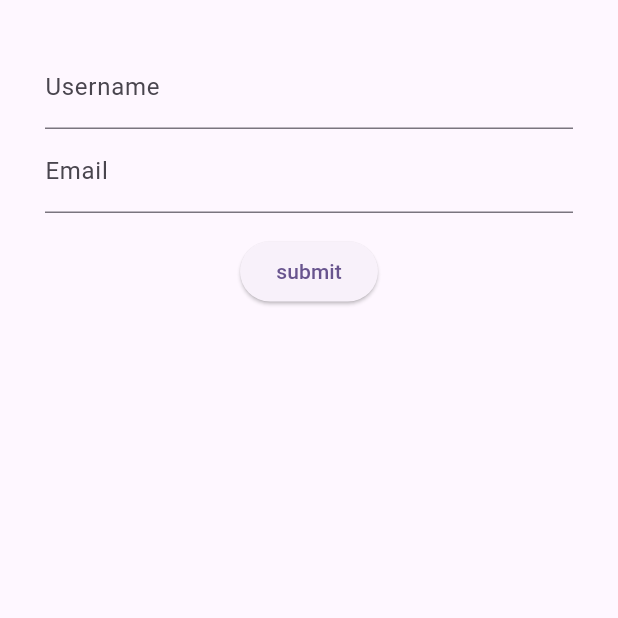
After one commit to Nandan1807/Flutter_screen, a Flutter app: the CrudForm screen opened directly, after a tap on "submit", after a tap on the "add" icon, on a phone screen of 412 x 824 dp, the top half of it. The commit adds this screen. Run offline on Flutter 3.47's test engine with Material 3 defaults, Android fonts, the phone set to English and light mode, and no system bars; our stand-ins replace carousel_slider, sqflite; accounts and stored records are empty.

Commit message:
second commit

```diff
--- /dev/null
+++ b/lib/CrudMain.dart
@@ -0,0 +1,122 @@
+import 'package:flutter/material.dart';
+import 'package:flutter_screens/My_database/database.dart';
+import 'package:flutter_screens/crudform.dart';
+
+const List<String> dropDownList = ["d1", "d2", "d3", "d4"];
+
+class MainListPage extends StatefulWidget {
+  @override
+  State<MainListPage> createState() => _MainListPageState();
+}
+
+class _MainListPageState extends State<MainListPage> {
+  String dropdownValue = dropDownList.first;
+
+  @override
+  Widget build(BuildContext context) {
+    return Scaffold(
+      body: SafeArea(
+        child: Column(
+          children: [
+            IconButton(
+                onPressed: () {
+                  Navigator.of(context).pushReplacement(
+                    MaterialPageRoute(
+                      builder: (context) => CrudForm(0),
+                    ),
+                  );
+                },
+                icon: Icon(Icons.add)),
+            Expanded(
+              child: FutureBuilder(
+                future: Mydatabase().copyPasteAssetFileToRoot(),
+                builder: (context, snapshot1) {
+                  if (snapshot1.hasData) {
+                    return FutureBuilder(
+                      future: Mydatabase().getAll(),
+                      builder: (context, snapshot) {
+                        if (snapshot.hasData) {
+                          return ListView.builder(
+                            itemCount: snapshot.data!.length,
+                            itemBuilder: (context, index) {
+                              return Card(
+                                child: Row(
+                                  mainAxisAlignment:
+                                      MainAxisAlignment.spaceBetween,
+                                  children: [
+                                    Text(snapshot.data![index]['uid']
+                                        .toString()),
+                                    Expanded(
+                                      child: Column(
+                                        children: [
+                                          Text(snapshot.data![index]['username']
+                                              .toString()),
+                                          Text(snapshot.data![index]['email']
+                                              .toString()),
+                                        ],
+                                      ),
+                                    ),
+                                    IconButton(
+                                      onPressed: () {
+                                        Navigator.of(context).push(
+                                          MaterialPageRoute(
+                                            builder: (context) => CrudForm(
+                                                snapshot.data![index]['uid']),
+                                          ),
+                                        );
+                                      },
+                                      icon: Icon(Icons.edit),
+                                    ),
+                                    IconButton(
+                                      onPressed: () {
+                                        Mydatabase().deleteUser(
+                                            snapshot.data![index]['uid']);
+                                        setState(() {});
+                                      },
+                                      icon: Icon(Icons.delete),
+                                    ),
+                                  ],
+                                ),
+                              );
+                            },
+                          );
+                        } else {
+                          return CircularProgressIndicator();
+                        }
+                      },
+                    );
+                  } else if (snapshot1.hasError) {
+                    return Text(snapshot1.error!.toString());
+                  } else {
+                    return Text("loding....");
+                  }
+                },
+              ),
+            ),
+            Expanded(
+              child: Center(
+                child: DropdownButton(
+                  elevation: 20,
+                  icon: Icon(Icons.ac_unit),
+                  value: dropdownValue,
+                  isExpanded: true,
+                  items: dropDownList.map((String value) {
+                    return DropdownMenuItem(
+                      child: Text(value),
+                      value: value,
+                    );
+                  }).toList(),
+                  onChanged: (String? value) {
+                    setState(() {
+                      dropdownValue = value!;
+                    });
+                  },
+                ),
+              ),
+            )
+          ],
+        ),
+      ),
+    );
+  }
+}
--- /dev/null
+++ b/lib/My_database/database.dart
@@ -0,0 +1,55 @@
+import 'dart:io';
+import 'package:flutter/services.dart';
+import 'package:path_provider/path_provider.dart';
+import 'package:sqflite/sqflite.dart';
+import 'package:path/path.dart';
+
+class Mydatabase{
+  Future<Database> initDatabase() async {
+    Directory appDocDir = await getApplicationDocumentsDirectory();
+    String databasePath = join(appDocDir.path, 'app_db.db');
+    return await openDatabase(databasePath);
+  }
+
+  Future<bool> copyPasteAssetFileToRoot() async {
+    Directory documentsDirectory = await getApplicationDocumentsDirectory();
+    String path = join(documentsDirectory.path, "app_db.db");
+
+    if (FileSystemEntity.typeSync(path) == FileSystemEntityType.notFound) {
+      ByteData data =
+      await rootBundle.load(join('assets/database', 'app_db.db'));
+      List<int> bytes =
+      data.buffer.asUint8List(data.offsetInBytes, data.lengthInBytes);
+      await File(path).writeAsBytes(bytes);
+      return true;
+    }
+    return false;
+  }
+
+  Future<List<Map<String,dynamic>>> getAll () async {
+    Database db = await initDatabase();
+    List<Map<String,dynamic>> userlist = await db.rawQuery("select * from user");
+    return userlist;
+  }
+
+  Future<Map<String,dynamic>> getById (int id) async {
+    Database db = await initDatabase();
+    List<Map<String, Object?>> userlist = await db.rawQuery("select * from user where uid = $id");
+    return userlist[0];
+  }
+
+  Future<void> insertUser (String username,String email) async {
+    Database db = await initDatabase();
+    await db.rawQuery('insert into user (username,email) values("$username","$email")');
+  }
+
+  Future<void> updateUser (int id,String username,String email) async {
+    Database db = await initDatabase();
+    await db.rawQuery('update user set username = "$username",email = "$email" where uid = $id');
+  }
+
+  Future<void> deleteUser (int id) async {
+    Database db = await initDatabase();
+    await db.rawQuery('delete from user where uid = $id');
+  }
+}
--- /dev/null
+++ b/lib/crudform.dart
@@ -0,0 +1,61 @@
+import 'package:flutter/material.dart';
+import 'package:flutter_screens/CrudMain.dart';
+import 'package:flutter_screens/My_database/database.dart';
+
+class CrudForm extends StatefulWidget {
+  final id;
+
+  CrudForm(this.id);
+
+  @override
+  State<CrudForm> createState() => _CrudFormState();
+}
+
+class _CrudFormState extends State<CrudForm> {
+  TextEditingController usernameController = TextEditingController();
+  TextEditingController emailController = TextEditingController();
+  @override
+  void initState() {
+    super.initState();
+    if (widget.id != 0) {
+      _loadUserData();
+    }
+  }
+
+  Future<void> _loadUserData() async {
+    Map<String, dynamic> user = await Mydatabase().getById(widget.id);
+    setState(() {
+      usernameController.text = user['username'];
+      emailController.text = user['email'];
+    });
+  }
+  @override
+  Widget build(BuildContext context) {
+    return Scaffold(
+      body: SafeArea(
+        child: Padding(
+          padding: const EdgeInsets.all(30.0),
+          child: Column(
+            children: [
+              TextFormField(controller: usernameController,decoration: InputDecoration(labelText: "Username"),),
+              TextFormField(controller: emailController,decoration: InputDecoration(labelText: "Email"),),
+              Padding(
+                padding: const EdgeInsets.all(15.0),
+                child: ElevatedButton(onPressed: () {
+                  if(widget.id==0){
+                    Mydatabase().insertUser(usernameController.text, emailController.text);
+                    Navigator.of(context).pushReplacement(MaterialPageRoute(builder: (context) => MainListPage(),));
+                  }
+                  else{
+                    Mydatabase().updateUser(widget.id,usernameController.text, emailController.text);
+                    Navigator.of(context).pushReplacement(MaterialPageRoute(builder: (context) => MainListPage(),));
+                  }
+                }, child: Text("submit")),
+              )
+            ],
+          ),
+        ),
+      ),
+    );
+  }
+}
--- a/lib/main.dart
+++ b/lib/main.dart
@@ -1,4 +1,5 @@
 import 'package:flutter/material.dart';
+import 'package:flutter_screens/CrudMain.dart';
 import 'package:flutter_screens/splashscreen.dart';
 
 void main() {
@@ -33,7 +34,7 @@ class MyApp extends StatelessWidget {
         colorScheme: ColorScheme.fromSeed(seedColor: Colors.deepPurple),
         useMaterial3: true,
       ),
-      home: Splashscreen(),
+      home: MainListPage(),
     );
   }
 }
--- a/pubspec.yaml
+++ b/pubspec.yaml
@@ -32,6 +32,8 @@ dependencies:
     sdk: flutter
   flutter_swipe_detector: ^2.0.0
   carousel_slider: ^4.2.1
+  sqflite: ^2.3.2
+  path_provider: ^2.1.2
 
   # The following adds the Cupertino Icons font to your application.
   # Use with the CupertinoIcons class for iOS style icons.
@@ -64,6 +66,7 @@ flutter:
     - assets/images/app_screen_picture.jpeg
     - assets/images/itemnotfound.png
     - assets/images/splashscreen.jpeg
+    - assets/database/app_db.db
 
   # An image asset can refer to one or more resolution-specific "variants", see
   # https://flutter.dev/assets-and-images/#resolution-aware
```
Also changed, not shown: pubspec.lock, 2 other files.
